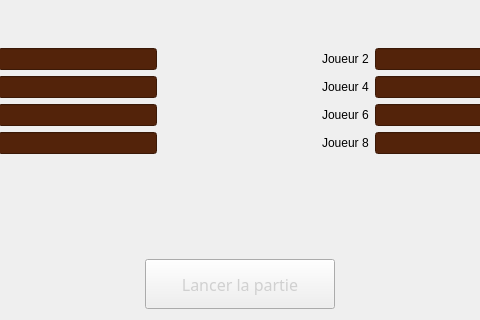
Above: timebomb/salononline.ui from gbequet/time_bomb before the change; both pictures show x 225 to 705 and y 244 to 564 of the 929 by 564 pixel window. Below: the same form after it.
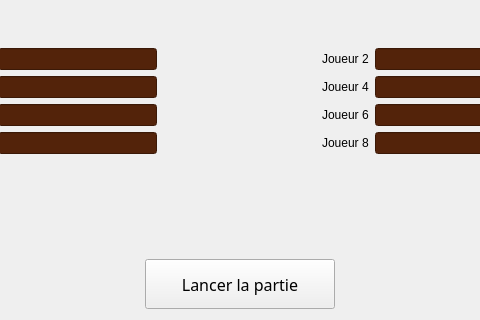
That is the form after the change. Icons and pictures are not drawn.

Commit message: noms de fenetre corrects pour tous les écrans, finitions côté jeu en ligne (l&f, affichage d'un message comme quoi le mode n'est pas implémenté), maj credits

Patch:
```diff
--- a/timebomb/salononline.ui
+++ b/timebomb/salononline.ui
@@ -363,7 +363,7 @@
 	font: 12pt sans-serif;
 	color:#d0d0d0;
     border-image:url(:/images/titles/title-button.png);
-	color:#d0d0d0;
+	color:black;
 }
 
 QPushButton:hover
```
Left out of the diff: 5 changed lines with no effect on the pictures. The commit also changes 4 other files.
